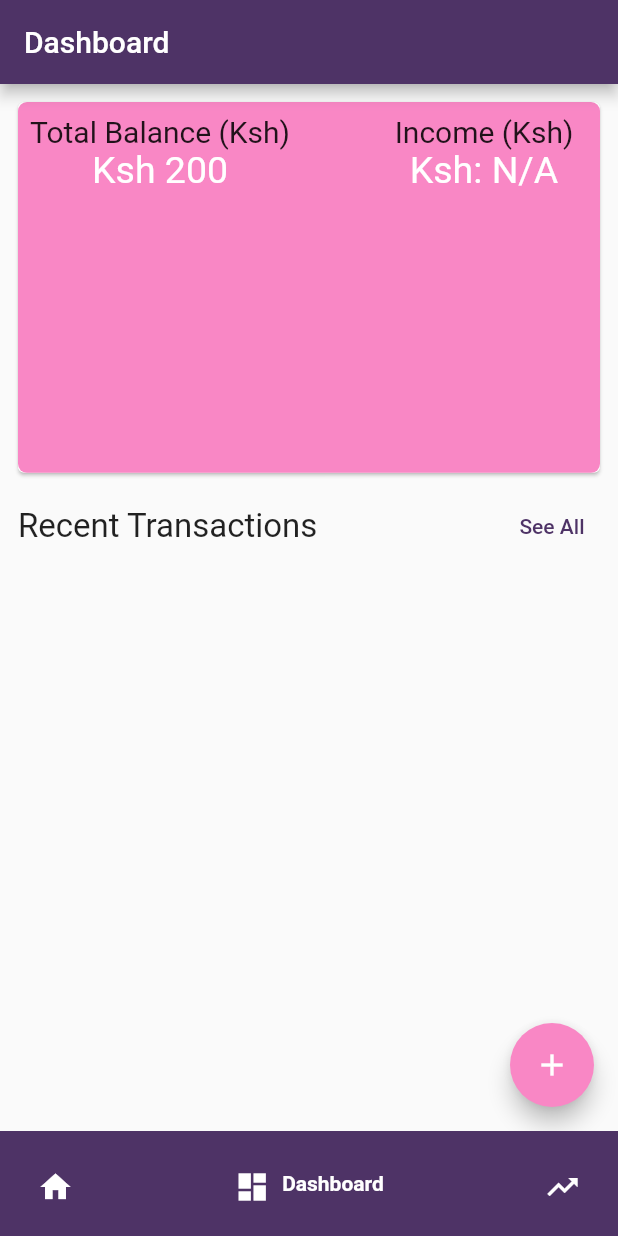
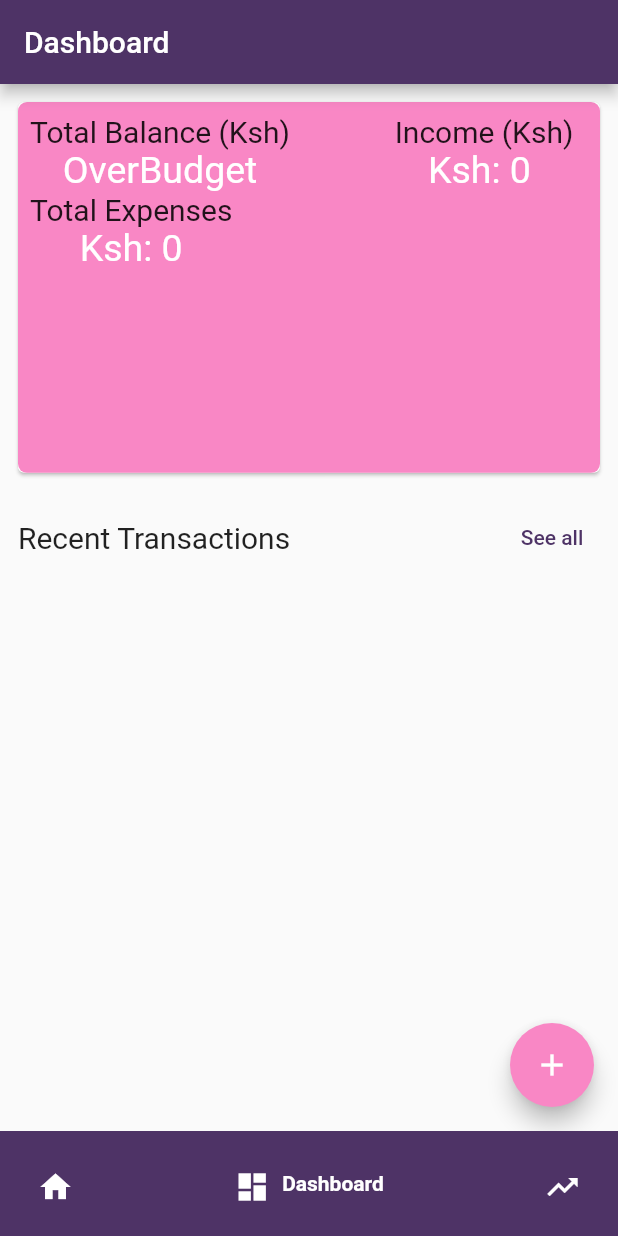
Before and after one commit to J-A-Christopher/coinpulse, a Flutter app: the screen it shows after launch, item 2 of the bottom bar chosen, on a phone screen of 412 x 824 dp. Run offline on Flutter 3.47's test engine with Material 2 defaults, Android fonts, the phone set to English and light mode, and no system bars; drawn by our look-alikes of google_nav_bar; our stand-ins replace bloc, equatable, flutter_bloc, flutter_svg, injectable.

Commit message:
Soothing changes

```diff
--- /dev/null
+++ b/lib/features/expenses/Presentation/Domain/models/income_model.dart
@@ -0,0 +1,4 @@
+class IncomeModel {
+  int income;
+  IncomeModel({required this.income});
+}
--- a/lib/features/expenses/Presentation/pages/expense_generator.dart
+++ b/lib/features/expenses/Presentation/pages/expense_generator.dart
@@ -16,7 +16,7 @@ class _ExpenseGeneratorState extends State<ExpenseGenerator> {
   Widget build(BuildContext context) {
     return Consumer<ExpenseProvider>(builder: (context, notifier, child) {
       return SizedBox(
-        height: MediaQuery.of(context).size.height * 0.4,
+        height: MediaQuery.of(context).size.height * 0.38,
         child: ListView.separated(
             itemBuilder: (context, index) {
               final expenseItem = notifier.expenseList[index];
--- a/lib/home/dashboard.dart
+++ b/lib/home/dashboard.dart
@@ -1,9 +1,9 @@
 import 'package:coinpulse/features/expenses/Domain/models/expenses_model.dart';
-import 'package:coinpulse/providers/expense_provider.dart';
 import 'package:flutter/material.dart';
 import 'package:provider/provider.dart';
 
 import '../features/expenses/Presentation/pages/expense_generator.dart';
+import '../providers/expense_provider.dart';
 import '../utils/colors.dart';
 
 class DashBoard extends StatefulWidget {
@@ -15,7 +15,7 @@ class DashBoard extends StatefulWidget {
 
 class _DashBoardState extends State<DashBoard> {
   TextEditingController incomeValue = TextEditingController();
-  String? displayedIncome = 'N/A';
+  String displayedIncome = '0';
   final GlobalKey<FormState> _formState = GlobalKey<FormState>();
   ExpenseModel newExpense = ExpenseModel(
       amount: '',
@@ -110,17 +110,28 @@ class _DashBoardState extends State<DashBoard> {
                       children: [
                         Row(
                           children: [
-                            const Column(
+                            Column(
                               children: [
-                                Text(
+                                const Text(
                                   'Total Balance (Ksh)',
                                   style: TextStyle(fontSize: 20),
                                 ),
-                                Text(
-                                  'Ksh 200',
-                                  style: TextStyle(
-                                      fontSize: 25, color: Colors.white),
-                                )
+                                Consumer<ExpenseProvider>(
+                                    builder: (context, notifier, child) {
+                                  final income =
+                                      int.parse(displayedIncome ?? '');
+                                  final expenses = notifier.tAmount;
+
+                                  final result = income > expenses
+                                      ? (income) - (expenses)
+                                      : 'OverBudget';
+
+                                  return Text(
+                                    '$result',
+                                    style: const TextStyle(
+                                        fontSize: 25, color: Colors.white),
+                                  );
+                                }),
                               ],
                             ),
                             const SizedBox(
@@ -189,32 +200,46 @@ class _DashBoardState extends State<DashBoard> {
                                             );
                                           });
                                     },
-                                    child: Text(
-                                        'Ksh: ${displayedIncome ?? 'N/A'}',
+                                    child: Text('Ksh: $displayedIncome ',
                                         style: const TextStyle(
                                             fontSize: 25, color: Colors.white)),
-                                  ),
+                                  )
                                 ],
                               ),
                             )
                           ],
                         ),
-                        //Text('Total Expenses: $totalExpenses')
+                        Consumer<ExpenseProvider>(
+                            builder: (context, notifier, child) {
+                          return Column(
+                            children: [
+                              const Text(
+                                'Total Expenses',
+                                style: TextStyle(fontSize: 20),
+                              ),
+                              Text(
+                                'Ksh: ${notifier.tAmount}',
+                                style: const TextStyle(
+                                    color: Colors.white, fontSize: 25),
+                              )
+                            ],
+                          );
+                        })
                       ],
                     ),
                   )),
             ),
           ),
           Padding(
-            padding: const EdgeInsets.symmetric(horizontal: 12.0),
+            padding: const EdgeInsets.symmetric(horizontal: 12.0, vertical: 7),
             child: Row(
               mainAxisAlignment: MainAxisAlignment.spaceBetween,
               children: [
                 const Text(
                   'Recent Transactions',
-                  style: TextStyle(fontSize: 22),
+                  style: TextStyle(fontSize: 20),
                 ),
-                TextButton(onPressed: () {}, child: const Text('See All'))
+                TextButton(onPressed: () {}, child: const Text('See all'))
               ],
             ),
           ),
--- a/lib/providers/expense_provider.dart
+++ b/lib/providers/expense_provider.dart
@@ -15,7 +15,7 @@ class ExpenseProvider with ChangeNotifier {
     totalExpenses =
         amount.fold(0, (previousValue, element) => previousValue + element!);
     notifyListeners();
-    print(totalExpenses);
+    //print(totalExpenses);
 
     return totalExpenses;
   }
```
